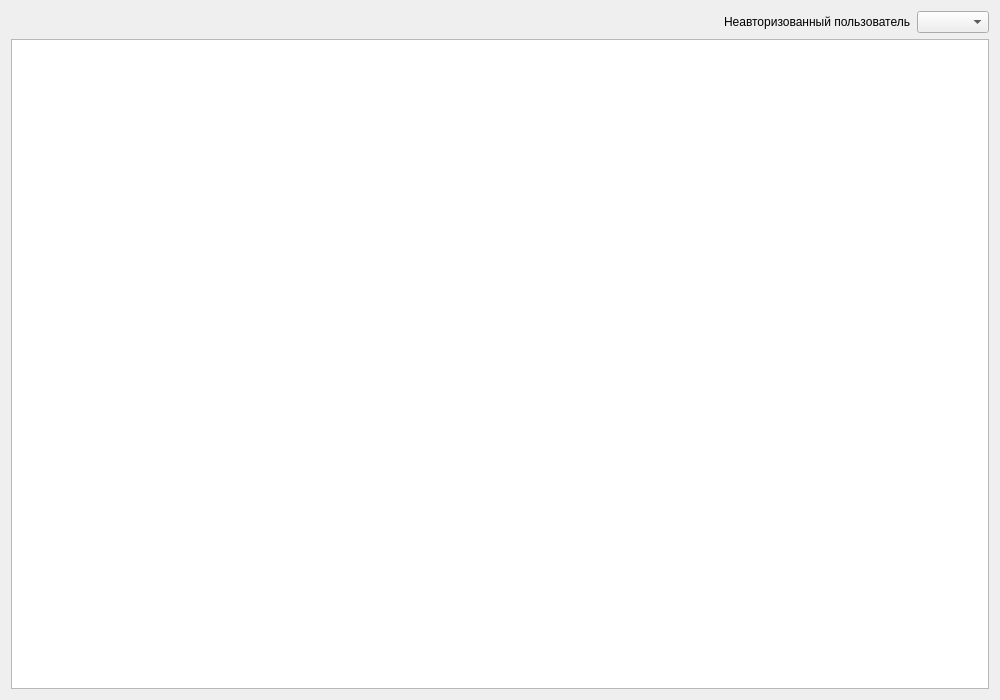
Above: form.ui from Bedolagi73/ChudoObuv before the change. Below: the same form after it.
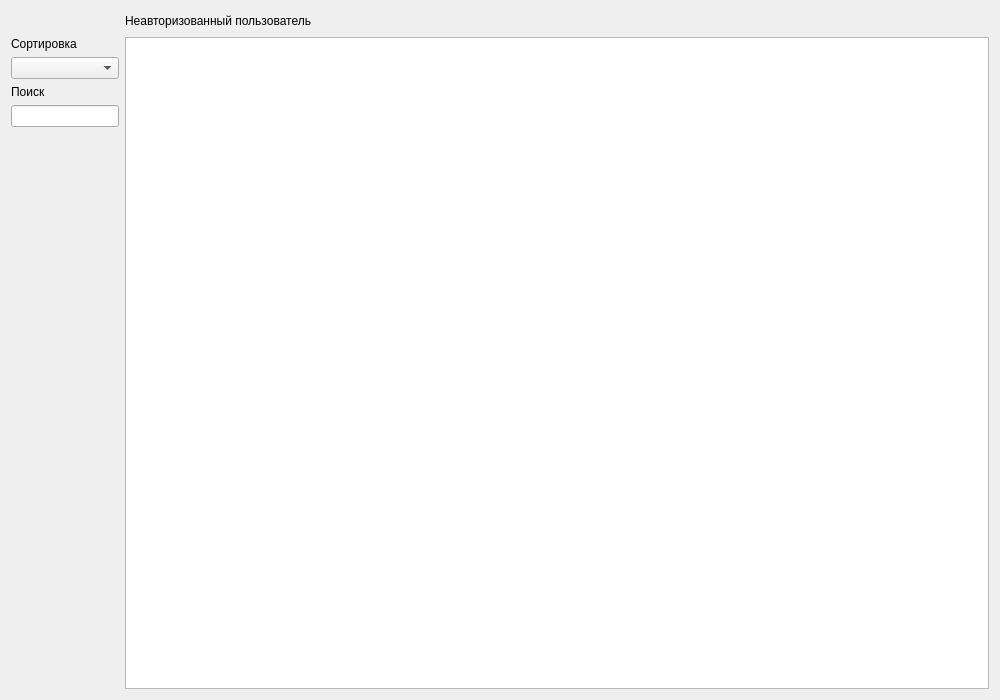
That is the form after the change.

Commit message: Add search label and line edit to catalog sidebar

The edit to the form file:
```diff
--- a/form.ui
+++ b/form.ui
@@ -13,7 +13,7 @@
   <property name="windowTitle">
    <string>Чудо Обувь</string>
   </property>
-  <layout class="QGridLayout" name="gridLayout" rowstretch="0,1" columnstretch="1,0,0">
+  <layout class="QGridLayout" name="gridLayout" rowstretch="0,1" columnstretch="0,1">
    <item row="0" column="0">
     <spacer name="horizontalSpacer">
      <property name="orientation">
@@ -34,10 +34,35 @@
      </property>
     </widget>
    </item>
-   <item row="0" column="2">
-    <widget class="QComboBox" name="comboBox"/>
+   <item row="1" column="0">
+    <layout class="QVBoxLayout" name="controlsLayout">
+     <item>
+      <widget class="QLabel" name="sortLabel">
+       <property name="text"><string>Сортировка</string></property>
+       <property name="buddy"><cstring>comboBox</cstring></property>
+      </widget>
+     </item>
+     <item><widget class="QComboBox" name="comboBox"/></item>
+     <item>
+      <widget class="QLabel" name="searchLabel">
+       <property name="text"><string>Поиск</string></property>
+       <property name="buddy"><cstring>lineEdit</cstring></property>
+      </widget>
+     </item>
+     <item>
+      <widget class="QLineEdit" name="lineEdit">
+       <property name="accessibleName"><string>Поиск товаров</string></property>
+      </widget>
+     </item>
+     <item>
+      <spacer name="verticalSpacer">
+       <property name="orientation"><enum>Qt::Orientation::Vertical</enum></property>
+       <property name="sizeHint" stdset="0"><size><width>20</width><height>40</height></size></property>
+      </spacer>
+     </item>
+    </layout>
    </item>
-   <item row="1" column="0" colspan="3">
+   <item row="1" column="1">
     <widget class="QListWidget" name="listWidget"/>
    </item>
   </layout>
```
Left out of the diff: 1 changed line with no effect on the pictures. The commit also changes 1 other file.
